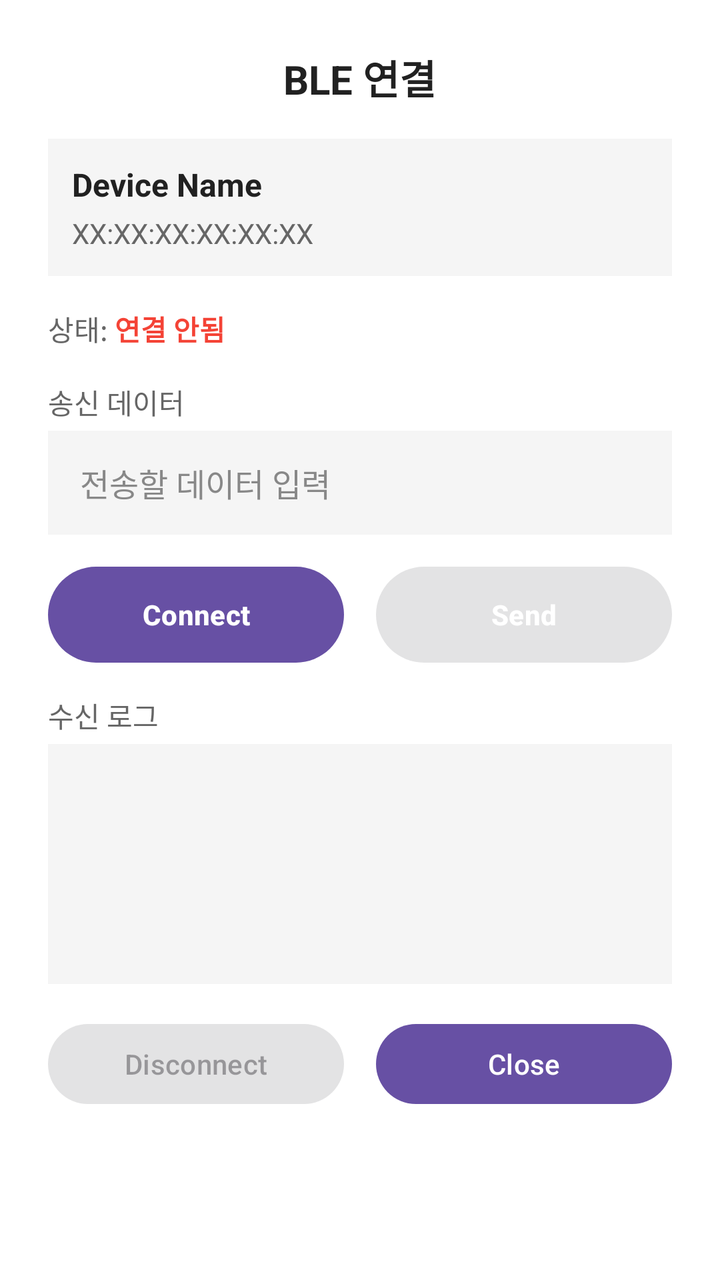
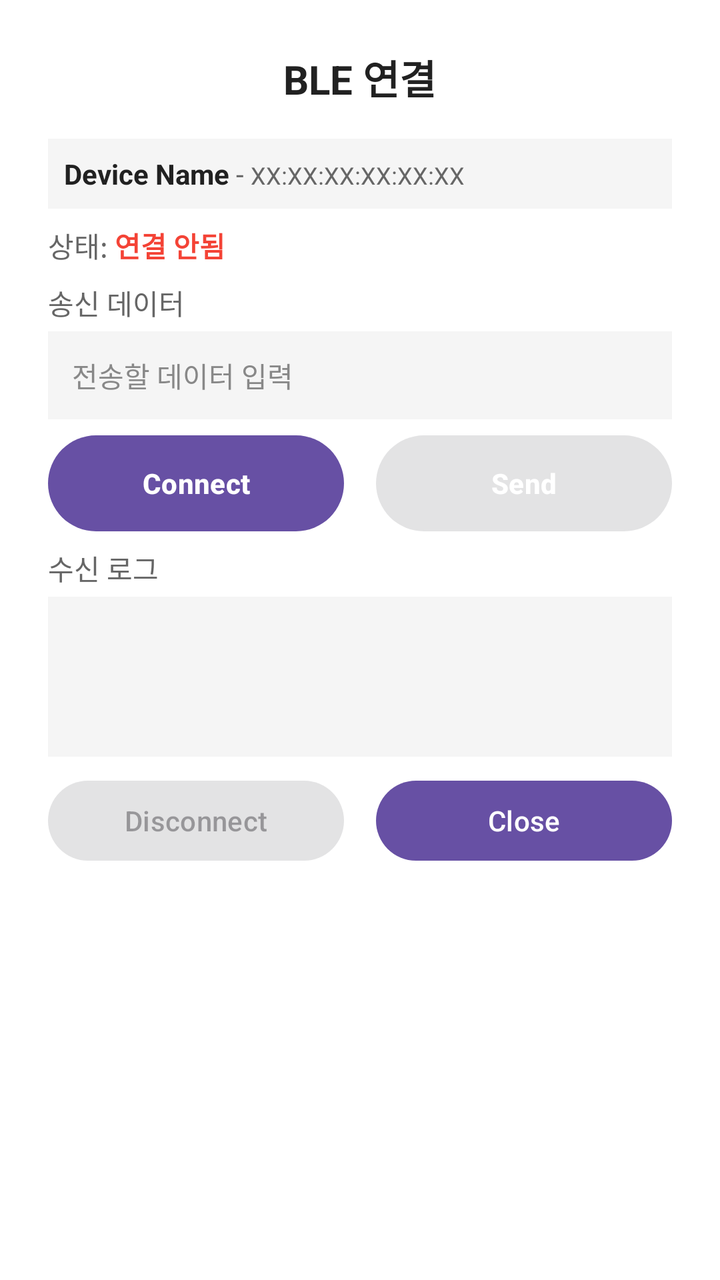

An Android layout rendered at two revisions. The XML below is the earlier revision; the diff shows what the commit changed to produce the second picture.
<!-- AndroidManifest.xml: application theme Theme.Test1 -->
<!-- res/layout/dialog_ble_connect.xml -->
<?xml version="1.0" encoding="utf-8"?>
<LinearLayout xmlns:android="http://schemas.android.com/apk/res/android"
    android:layout_width="match_parent"
    android:layout_height="wrap_content"
    android:orientation="vertical"
    android:padding="24dp"
    android:background="#FFFFFF">

    
    <TextView
        android:id="@+id/tvTitle"
        android:layout_width="wrap_content"
        android:layout_height="wrap_content"
        android:layout_gravity="center_horizontal"
        android:layout_marginBottom="16dp"
        android:text="BLE 연결"
        android:textColor="#212121"
        android:textSize="20sp"
        android:textStyle="bold" />

    
    <LinearLayout
        android:layout_width="match_parent"
        android:layout_height="wrap_content"
        android:orientation="vertical"
        android:background="#F5F5F5"
        android:padding="12dp"
        android:layout_marginBottom="16dp">

        <TextView
            android:id="@+id/tvDeviceName"
            android:layout_width="wrap_content"
            android:layout_height="wrap_content"
            android:text="Device Name"
            android:textColor="#212121"
            android:textSize="16sp"
            android:textStyle="bold" />

        <TextView
            android:id="@+id/tvDeviceMac"
            android:layout_width="wrap_content"
            android:layout_height="wrap_content"
            android:layout_marginTop="4dp"
            android:text="XX:XX:XX:XX:XX:XX"
            android:textColor="#666666"
            android:textSize="14sp" />

    </LinearLayout>

    
    <LinearLayout
        android:layout_width="match_parent"
        android:layout_height="wrap_content"
        android:orientation="horizontal"
        android:gravity="center_vertical"
        android:layout_marginBottom="16dp">

        <TextView
            android:layout_width="wrap_content"
            android:layout_height="wrap_content"
            android:text="상태: "
            android:textColor="#666666"
            android:textSize="14sp" />

        <TextView
            android:id="@+id/tvConnectionStatus"
            android:layout_width="0dp"
            android:layout_height="wrap_content"
            android:layout_weight="1"
            android:text="연결 안됨"
            android:textColor="#F44336"
            android:textSize="14sp"
            android:textStyle="bold" />

        <ProgressBar
            android:id="@+id/progressConnection"
            android:layout_width="24dp"
            android:layout_height="24dp"
            android:visibility="gone" />

    </LinearLayout>

    
    <TextView
        android:layout_width="match_parent"
        android:layout_height="wrap_content"
        android:text="송신 데이터"
        android:textColor="#666666"
        android:textSize="14sp"
        android:layout_marginBottom="4dp" />

    <EditText
        android:id="@+id/etSendData"
        android:layout_width="match_parent"
        android:layout_height="52dp"
        android:layout_marginBottom="16dp"
        android:background="#F5F5F5"
        android:hint="전송할 데이터 입력"
        android:paddingStart="16dp"
        android:paddingEnd="16dp"
        android:paddingTop="12dp"
        android:paddingBottom="12dp"
        android:textSize="16sp"
        android:textColor="#212121"
        android:textColorHint="#888888"
        android:inputType="text"
        android:maxLines="1" />

    
    <LinearLayout
        android:layout_width="match_parent"
        android:layout_height="wrap_content"
        android:orientation="horizontal"
        android:layout_marginBottom="16dp">

        <Button
            android:id="@+id/btnConnect"
            android:layout_width="0dp"
            android:layout_height="48dp"
            android:layout_weight="1"
            android:layout_marginEnd="8dp"
            android:background="@drawable/btn_dark_rounded"
            android:text="Connect"
            android:textColor="#FFFFFF"
            android:textStyle="bold" />

        <Button
            android:id="@+id/btnSend"
            android:layout_width="0dp"
            android:layout_height="48dp"
            android:layout_weight="1"
            android:layout_marginStart="8dp"
            android:background="@drawable/btn_dark_rounded"
            android:text="Send"
            android:textColor="#FFFFFF"
            android:textStyle="bold"
            android:enabled="false" />

    </LinearLayout>

    
    <TextView
        android:layout_width="match_parent"
        android:layout_height="wrap_content"
        android:text="수신 로그"
        android:textColor="#666666"
        android:textSize="14sp"
        android:layout_marginBottom="4dp" />

    <ScrollView
        android:layout_width="match_parent"
        android:layout_height="120dp"
        android:background="#F5F5F5"
        android:padding="8dp">

        <TextView
            android:id="@+id/tvReceivedLog"
            android:layout_width="match_parent"
            android:layout_height="wrap_content"
            android:text=""
            android:textColor="#212121"
            android:textSize="12sp"
            android:fontFamily="monospace" />

    </ScrollView>

    
    <LinearLayout
        android:layout_width="match_parent"
        android:layout_height="wrap_content"
        android:orientation="horizontal"
        android:layout_marginTop="16dp">

        <Button
            android:id="@+id/btnDisconnect"
            android:layout_width="0dp"
            android:layout_height="48dp"
            android:layout_weight="1"
            android:layout_marginEnd="8dp"
            android:text="Disconnect"
            android:enabled="false" />

        <Button
            android:id="@+id/btnClose"
            android:layout_width="0dp"
            android:layout_height="48dp"
            android:layout_weight="1"
            android:layout_marginStart="8dp"
            android:text="Close" />

    </LinearLayout>

</LinearLayout>
<!-- resources referenced by this layout -->
<resources>
  <!-- drawable btn_dark_rounded (drawable) -->
  <shape xmlns:android="http://schemas.android.com/apk/res/android">
      <solid android:color="#313131"/>
      <corners android:radius="24dp"/>
  </shape>
  <style name="Theme.Test1" parent="Base.Theme.Test1" />
  <style name="Base.Theme.Test1" parent="Theme.Material3.DayNight.NoActionBar">
          
          
      </style>
</resources>

<!-- the commit's change to res/layout/dialog_ble_connect.xml (unified diff, before → after) -->
@@ -22,10 +22,10 @@
     <LinearLayout
         android:layout_width="match_parent"
         android:layout_height="wrap_content"
-        android:orientation="vertical"
+        android:orientation="horizontal"
         android:background="#F5F5F5"
-        android:padding="12dp"
-        android:layout_marginBottom="16dp">
+        android:padding="8dp"
+        android:layout_marginBottom="8dp">
 
         <TextView
             android:id="@+id/tvDeviceName"
@@ -33,17 +33,23 @@
             android:layout_height="wrap_content"
             android:text="Device Name"
             android:textColor="#212121"
-            android:textSize="16sp"
+            android:textSize="14sp"
             android:textStyle="bold" />
+
+        <TextView
+            android:layout_width="wrap_content"
+            android:layout_height="wrap_content"
+            android:text=" - "
+            android:textColor="#666666"
+            android:textSize="14sp" />
 
         <TextView
             android:id="@+id/tvDeviceMac"
             android:layout_width="wrap_content"
             android:layout_height="wrap_content"
-            android:layout_marginTop="4dp"
             android:text="XX:XX:XX:XX:XX:XX"
             android:textColor="#666666"
-            android:textSize="14sp" />
+            android:textSize="12sp" />
 
     </LinearLayout>
 
@@ -53,7 +59,7 @@
         android:layout_height="wrap_content"
         android:orientation="horizontal"
         android:gravity="center_vertical"
-        android:layout_marginBottom="16dp">
+        android:layout_marginBottom="8dp">
 
         <TextView
             android:layout_width="wrap_content"
@@ -92,15 +98,15 @@
     <EditText
         android:id="@+id/etSendData"
         android:layout_width="match_parent"
-        android:layout_height="52dp"
-        android:layout_marginBottom="16dp"
+        android:layout_height="44dp"
+        android:layout_marginBottom="8dp"
         android:background="#F5F5F5"
         android:hint="전송할 데이터 입력"
-        android:paddingStart="16dp"
-        android:paddingEnd="16dp"
-        android:paddingTop="12dp"
-        android:paddingBottom="12dp"
-        android:textSize="16sp"
+        android:paddingStart="12dp"
+        android:paddingEnd="12dp"
+        android:paddingTop="8dp"
+        android:paddingBottom="8dp"
+        android:textSize="14sp"
         android:textColor="#212121"
         android:textColorHint="#888888"
         android:inputType="text"
@@ -111,7 +117,7 @@
         android:layout_width="match_parent"
         android:layout_height="wrap_content"
         android:orientation="horizontal"
-        android:layout_marginBottom="16dp">
+        android:layout_marginBottom="8dp">
 
         <Button
             android:id="@+id/btnConnect"
@@ -149,7 +155,7 @@
 
     <ScrollView
         android:layout_width="match_parent"
-        android:layout_height="120dp"
+        android:layout_height="80dp"
         android:background="#F5F5F5"
         android:padding="8dp">
 
@@ -169,7 +175,7 @@
         android:layout_width="match_parent"
         android:layout_height="wrap_content"
         android:orientation="horizontal"
-        android:layout_marginTop="16dp">
+        android:layout_marginTop="8dp">
 
         <Button
             android:id="@+id/btnDisconnect"
